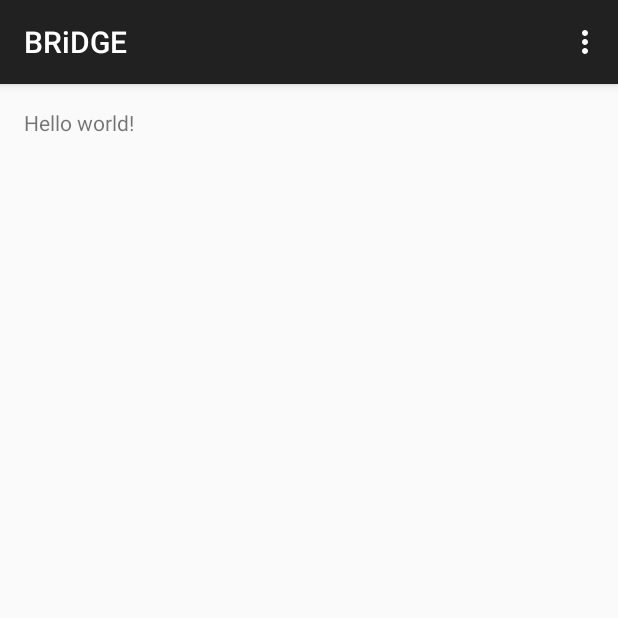
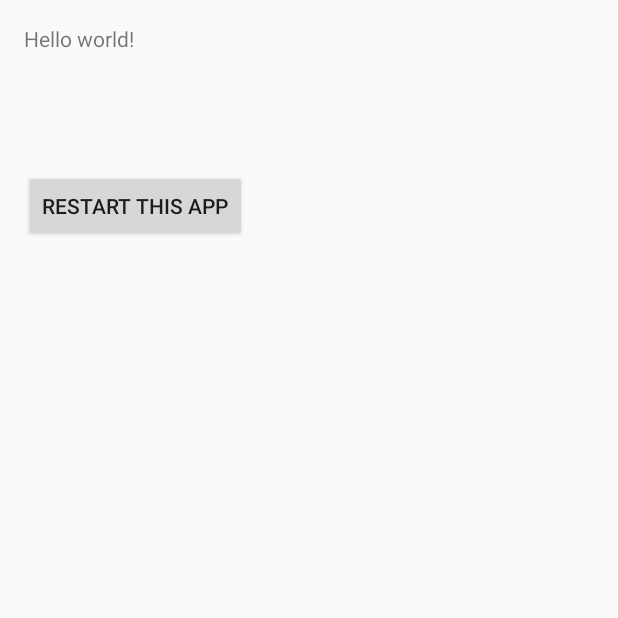
Before and after one commit to Aurifier/BRiDGE, an Android app: the screen it shows after launch (TestActivity), on a phone screen of 412 x 824 dp, the top half of it. Run offline under Robolectric (Android 15) with nearby library versions, the phone set to English and light mode, and no system bars.

Commit message:
completed log statements for activity lifecycle

```diff
--- a/app/build.gradle
+++ b/app/build.gradle
@@ -6,7 +6,7 @@ android {
 
     defaultConfig {
         applicationId "com.caffeinecraft.bridge"
-        minSdkVersion 8
+        minSdkVersion 11
         targetSdkVersion 20
         versionCode 1
         versionName "1.0"
--- a/app/src/main/java/com/caffeinecraft/bridge/TestActivity.java
+++ b/app/src/main/java/com/caffeinecraft/bridge/TestActivity.java
@@ -1,21 +1,73 @@
 package com.caffeinecraft.bridge;
 
-import android.support.v7.app.ActionBarActivity;
+import android.app.Activity;
 import android.os.Bundle;
 import android.util.Log;
 import android.view.Menu;
 import android.view.MenuItem;
+import android.view.MotionEvent;
+import android.view.View;
+import android.widget.Button;
 
 
-public class TestActivity extends ActionBarActivity {
+public class TestActivity extends Activity implements View.OnClickListener{
 
     @Override
     protected void onCreate(Bundle savedInstanceState) {
         super.onCreate(savedInstanceState);
         setContentView(R.layout.activity_test);
-        Log.d("BRiDGE", "Activity created.");
+
+        Button button = (Button)findViewById(R.id.restartButton);
+        button.setOnClickListener(this);
+
+        Log.d("BRiDGE", "Activity created. (onCreate)");
     }
 
+    @Override
+    protected void onStart() {
+        super.onStart();  // Always call the superclass method first
+
+        Log.d("BRiDGE", "Activity started. (onStart)");
+
+    }
+
+    @Override
+    public void onResume() {
+        super.onResume();  // Always call the superclass method first
+
+        Log.d("BRiDGE", "Activity resumed. (onResume)");
+    }
+
+    @Override
+    public void onPause() {
+        super.onPause();  // Always call the superclass method first
+
+        Log.d("BRiDGE", "Activity paused. (onPause)");
+    }
+
+    @Override
+    public void onDestroy() {
+        super.onDestroy();  // Always call the superclass
+
+        Log.d("BRiDGE", "Activity destroyed. (onDestroy)");
+        // Stop method tracing that the activity started during onCreate()
+        android.os.Debug.stopMethodTracing();
+    }
+
+    @Override
+    protected void onRestart() {
+        super.onRestart();  // Always call the superclass method first
+
+        Log.d("BRiDGE", "Activity restarted. (onRestart)");
+        // Activity being restarted from stopped state
+    }
+
+    @Override
+    protected void onStop() {
+        super.onStop();  // Always call the superclass method first
+
+        Log.d("BRiDGE", "Activity stopped. (onStop)");
+    }
 
     @Override
     public boolean onCreateOptionsMenu(Menu menu) {
@@ -35,4 +87,10 @@ public class TestActivity extends ActionBarActivity {
         }
         return super.onOptionsItemSelected(item);
     }
+
+    @Override
+    public void onClick(View v) {
+        Log.d("BRiDGE", "click detected");
+        this.recreate();
+    }
 }
--- a/app/src/main/res/layout/activity_test.xml
+++ b/app/src/main/res/layout/activity_test.xml
@@ -11,6 +11,17 @@
     <TextView
         android:text="@string/hello_world"
         android:layout_width="wrap_content"
-        android:layout_height="wrap_content" />
+        android:layout_height="wrap_content"
+        android:id="@+id/textView" />
+
+    <Button
+        android:layout_width="wrap_content"
+        android:layout_height="wrap_content"
+        android:text="restart this app"
+        android:id="@+id/restartButton"
+        android:layout_below="@+id/textView"
+        android:layout_alignParentLeft="true"
+        android:layout_alignParentStart="true"
+        android:layout_marginTop="78dp" />
 
 </RelativeLayout>
```
Also changed, not shown: 1 other file.
